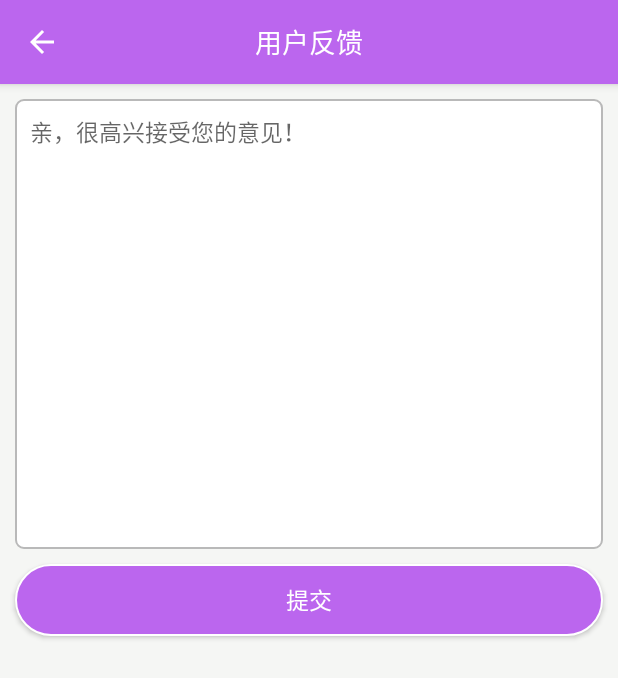
After one commit to yeaper/android_sample, an Android app: the FeedBackActivity screen opened directly, with no data from a screen before it, on a phone screen of 412 x 824 dp. The commit adds this screen. Shown: the top 678 px of the screen. Run offline under Robolectric (Android 15) with nearby library versions, the phone set to English and light mode, and no system bars; our stand-ins replace ButterKnife; libraries missing offline, so code that uses them is left out: cn.bmob.v3.

Commit message:
完成软件相关界面和用户反馈功能

```diff
--- /dev/null
+++ b/Sun/app/src/main/java/com/yyp/sun/ui/app/FeedBackActivity.java
@@ -0,0 +1,123 @@
+package com.yyp.sun.ui.app;
+
+import android.content.Context;
+import android.os.Bundle;
+import android.support.v7.app.ActionBar;
+import android.support.v7.app.AppCompatActivity;
+import android.support.v7.widget.Toolbar;
+import android.text.TextUtils;
+import android.view.MenuItem;
+import android.view.View;
+import android.widget.EditText;
+import android.widget.TextView;
+
+import com.yyp.sun.R;
+import com.yyp.sun.ui.app.data.FeedBack;
+import com.yyp.sun.util.AuthUtil;
+import com.yyp.sun.util.LogUtil;
+import com.yyp.sun.util.ToastUtil;
+import com.yyp.sun.util.VerifyUtil;
+
+import butterknife.BindView;
+import butterknife.ButterKnife;
+import butterknife.OnClick;
+import cn.bmob.v3.exception.BmobException;
+import cn.bmob.v3.listener.SaveListener;
+
+public class FeedBackActivity extends AppCompatActivity {
+
+    ActionBar actionbar;
+    @BindView(R.id.toolbar)
+    Toolbar toolbar;
+    @BindView(R.id.toolbar_title)
+    TextView toolbar_title;
+
+    @BindView(R.id.feedback_content)
+    EditText feedbackContent;
+
+    Context c;
+
+    @Override
+    protected void onCreate(Bundle savedInstanceState) {
+        super.onCreate(savedInstanceState);
+        setContentView(R.layout.activity_feed_back);
+        ButterKnife.bind(this);
+        c = FeedBackActivity.this;
+
+        initToolbar();
+    }
+
+    /**
+     * 初始化头部
+     */
+    public void initToolbar() {
+        // ToolBar
+        toolbar.setTitleTextColor(getResources().getColor(R.color.white));
+        // 设置标题
+        toolbar_title.setText(R.string.app_about_feedback);
+        setSupportActionBar(toolbar);
+
+        actionbar = getSupportActionBar();
+        if (actionbar != null) {
+            // 设置返回按钮
+            actionbar.setDisplayHomeAsUpEnabled(true);
+            // 去掉 ActionBar 自带标题
+            actionbar.setTitle(null);
+        }
+    }
+
+    @Override
+    public boolean onOptionsItemSelected(MenuItem item) {
+        switch (item.getItemId()) {
+            case android.R.id.home:
+                //监听返回按钮
+                finish();
+                break;
+            default:
+                break;
+        }
+
+        return super.onOptionsItemSelected(item);
+    }
+
+    @OnClick(R.id.feedback_commit)
+    public void onClick(View v) {
+        switch (v.getId()){
+            case R.id.feedback_commit:
+                if(VerifyUtil.isConnect(c)){
+                    commitFeedback();
+                }else {
+                    ToastUtil.showToast(c, "请检查网络设置");
+                }
+                break;
+            default:break;
+        }
+    }
+
+    /**
+     * 提交意见
+     */
+    public void commitFeedback(){
+        String feedback = feedbackContent.getText().toString().trim();
+
+        if(TextUtils.isEmpty(feedback)){
+            ToastUtil.showToast(this, "请填写意见");
+        }else {
+            FeedBack feedBack = new FeedBack();
+            feedBack.setAuthorPhoneNumber(AuthUtil.getCurrentUser().getMobilePhoneNumber());
+            feedBack.setContent(feedbackContent.getText().toString().trim());
+            feedBack.save(new SaveListener<String>() {
+                @Override
+                public void done(String s, BmobException e) {
+                    if(e == null){
+                        ToastUtil.showToast(c, "提交成功");
+                        feedbackContent.setText("");
+                    }else {
+                        ToastUtil.showToast(c, "提交失败");
+                        LogUtil.e("提交失败：code ="+e.getErrorCode()+",msg = "+e.getLocalizedMessage());
+                    }
+                }
+            });
+        }
+    }
+}
--- /dev/null
+++ b/Sun/app/src/main/res/layout/activity_feed_back.xml
@@ -0,0 +1,47 @@
+<?xml version="1.0" encoding="utf-8"?>
+<LinearLayout xmlns:android="http://schemas.android.com/apk/res/android"
+    xmlns:tools="http://schemas.android.com/tools"
+    android:layout_width="match_parent"
+    android:layout_height="match_parent"
+    android:orientation="vertical"
+    tools:context="com.yyp.sun.ui.app.FeedBackActivity">
+
+    <include layout="@layout/toolbar" />
+
+    <ScrollView
+        android:layout_width="match_parent"
+        android:layout_height="match_parent"
+        android:scrollbars="none"
+        android:fillViewport="true"
+        android:background="@color/bg_grey">
+
+        <LinearLayout
+            android:orientation="vertical"
+            android:layout_width="match_parent"
+            android:layout_height="wrap_content">
+
+            <EditText
+                android:id="@+id/feedback_content"
+                android:layout_width="match_parent"
+                android:layout_height="300dp"
+                android:textSize="15sp"
+                android:textColor="@color/black"
+                android:hint="@string/feedback_hint"
+                android:maxLines="10"
+                android:background="@drawable/shape_form"
+                android:layout_margin="10dp"
+                android:gravity="left"/>
+
+            <Button
+                android:id="@+id/feedback_commit"
+                android:layout_width="match_parent"
+                android:layout_height="wrap_content"
+                android:layout_marginRight="10dp"
+                android:layout_marginLeft="10dp"
+                android:text="@string/feedback_commit"
+                android:background="@drawable/shape_btn"
+                android:textSize="15sp"
+                android:textColor="@color/white"/>
+        </LinearLayout>
+    </ScrollView>
+</LinearLayout>
--- a/Sun/app/src/main/res/menu/drawer_view.xml
+++ b/Sun/app/src/main/res/menu/drawer_view.xml
@@ -4,11 +4,11 @@
     <group android:checkableBehavior="single">
         <item
             android:id="@+id/menu_app_about"
-            android:icon="@drawable/eye"
+            android:icon="@drawable/navigation_app_about"
             android:title="@string/navigation_app_about" />
         <item
             android:id="@+id/menu_app_developer"
-            android:icon="@drawable/eye"
+            android:icon="@drawable/navigation_app_developer"
             android:title="@string/navigation_app_developer" />
     </group>
 </menu>
--- a/Sun/app/src/main/res/values/strings.xml
+++ b/Sun/app/src/main/res/values/strings.xml
@@ -45,4 +45,10 @@
     <string name="profile_nickname">昵称</string>
     <string name="profile_sex">性别</string>
     <string name="profile_logout">退出登录</string>
+
+    <!-- app about -->
+    <string name="app_about_feedback">用户反馈</string>
+    <string name="app_about_version">版本</string>
+    <string name="feedback_hint">亲，很高兴接受您的意见！</string>
+    <string name="feedback_commit">提交</string>
 </resources>
```
Also changed, not shown: Sun/app/src/main/AndroidManifest.xml (+10 -2 lines), Sun/app/src/main/java/com/yyp/sun/MainActivity.java (+35 -4 lines), Sun/app/src/main/java/com/yyp/sun/ui/app/AppAboutActivity.java (added, +79 -0 lines), Sun/app/src/main/java/com/yyp/sun/ui/app/data/FeedBack.java (added, +31 -0 lines), Sun/app/src/main/res/layout/activity_app_about.xml (added, +52 -0 lines), Sun/app/src/main/res/drawable/navigation_app_about.png (added), Sun/app/src/main/res/drawable/navigation_app_developer.png (added).
